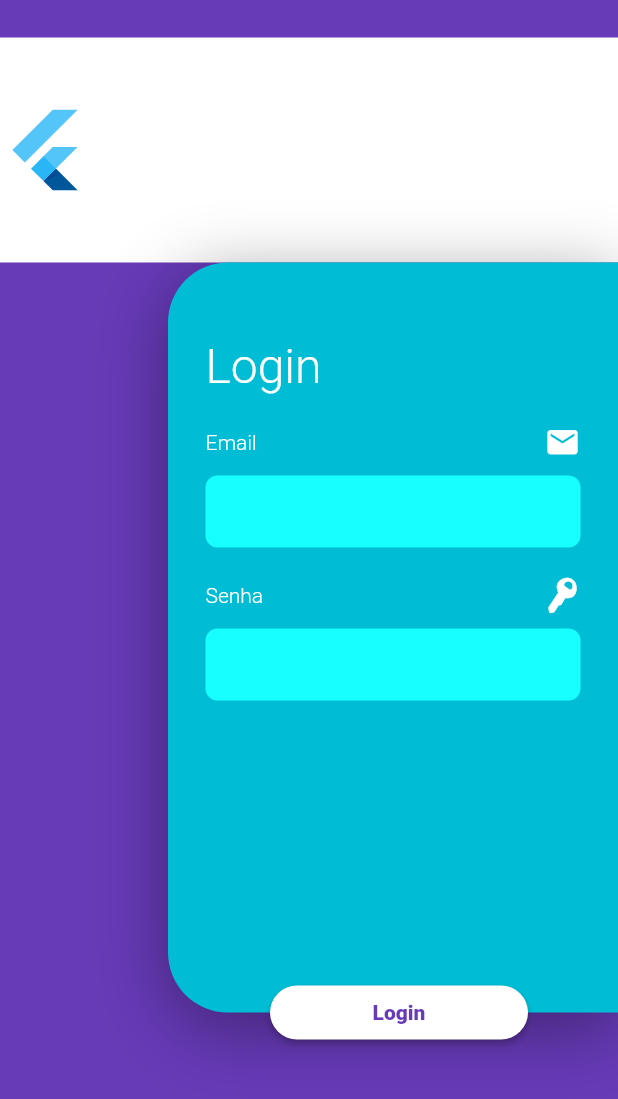
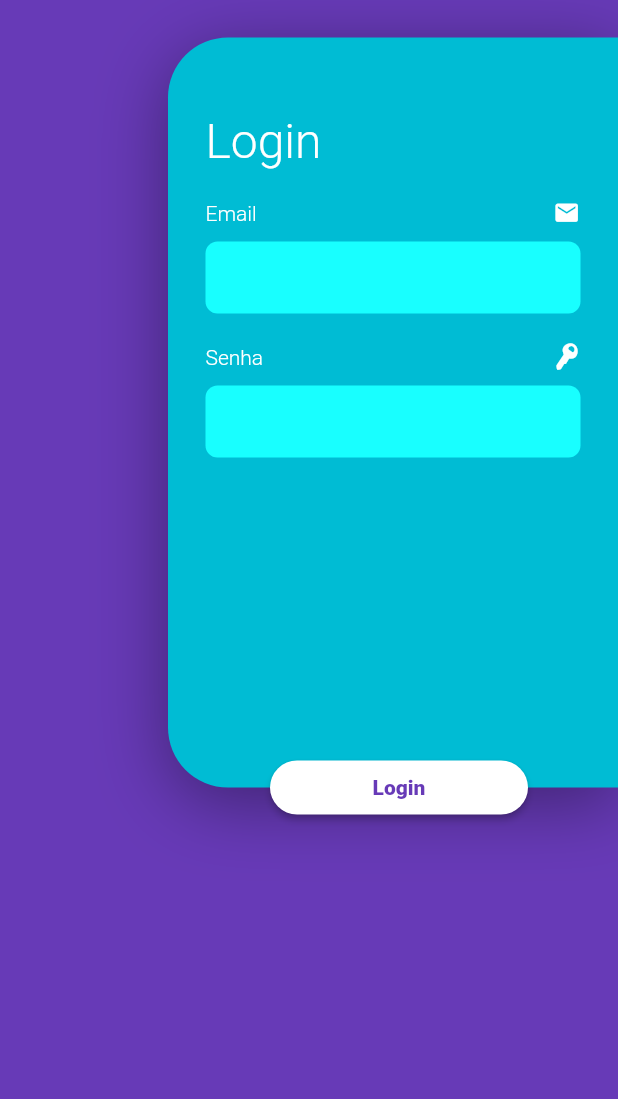
Before and after one commit to GaldinoJr/find_my_dog, a Flutter app: the screen it shows after launch, on a phone screen of 412 x 824 dp. Shown: the top 1099 px of the screen. Run offline on Flutter 3.47's test engine with Material 2 defaults, Android fonts, the phone set to English and light mode, and no system bars.

Commit message:
tamanho dos icones

```diff
--- a/lib/main.dart
+++ b/lib/main.dart
@@ -41,7 +41,7 @@ class _MyHomePageState extends State<MyHomePage> {
                   margin: new EdgeInsets.only(
                       top: 25.0
                   ),
-                  height: 150,
+                  height: 0,// todo 150
                   color: Colors.white,
                   child: FlutterLogo(
                     size: 60.0,
@@ -119,7 +119,7 @@ class _MyHomePageState extends State<MyHomePage> {
                 style: TextStyle(
                     fontSize: 32.0,
                     color: Colors.white,
-                    fontWeight: FontWeight.w300),
+                    fontWeight: FontWeight.w300,),
 
               )
           ),
@@ -135,12 +135,13 @@ class _MyHomePageState extends State<MyHomePage> {
                         Strings.of(context).email,
                         style: TextStyle(
                             color: Colors.white,
-                            fontWeight: FontWeight.w300
+                            fontWeight: FontWeight.w300,
                         ),
                       ),
                       Icon(
                         MyCustomIcons.mail,
                         color: Colors.white,
+                        size: 18,
                       )
 
                     ]
@@ -183,6 +184,7 @@ class _MyHomePageState extends State<MyHomePage> {
                       Icon(
                         MyCustomIcons.key,
                         color: Colors.white,
+                        size: 18,
                       )
                     ]
                 )
```
